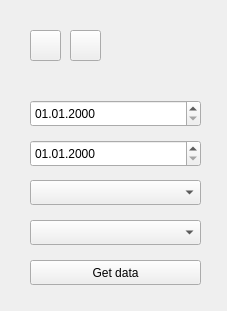
The window that world_from_space_widget_base.ui (OpenGeoLabs/qgis-world-from-space-plugin) describes before a commit, drawn with Qt 5.
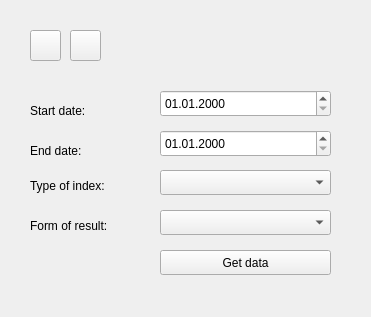
The same window after the commit. Custom widgets are drawn as their Qt base class.

The edit to the form file:
```diff
--- a/world_from_space_widget_base.ui
+++ b/world_from_space_widget_base.ui
@@ -6,8 +6,8 @@
    <rect>
     <x>0</x>
     <y>0</y>
-    <width>227</width>
-    <height>311</height>
+    <width>371</width>
+    <height>317</height>
    </rect>
   </property>
   <property name="sizePolicy">
@@ -25,8 +25,8 @@
    </property>
    <property name="geometry">
     <rect>
-     <x>30</x>
-     <y>260</y>
+     <x>160</x>
+     <y>250</y>
      <width>171</width>
      <height>25</height>
     </rect>
@@ -38,8 +38,8 @@
   <widget class="QgsDateTimeEdit" name="mDateTimeEditStart">
    <property name="geometry">
     <rect>
-     <x>30</x>
-     <y>100</y>
+     <x>160</x>
+     <y>90</y>
      <width>171</width>
      <height>27</height>
     </rect>
@@ -51,8 +51,8 @@
   <widget class="QgsDateTimeEdit" name="mDateTimeEditEnd">
    <property name="geometry">
     <rect>
-     <x>30</x>
-     <y>140</y>
+     <x>160</x>
+     <y>130</y>
      <width>171</width>
      <height>27</height>
     </rect>
@@ -64,8 +64,8 @@
   <widget class="QComboBox" name="comboBoxIndexes">
    <property name="geometry">
     <rect>
-     <x>30</x>
-     <y>180</y>
+     <x>160</x>
+     <y>170</y>
      <width>171</width>
      <height>25</height>
     </rect>
@@ -90,8 +90,8 @@
   <widget class="QComboBox" name="comboBoxTypes">
    <property name="geometry">
     <rect>
-     <x>30</x>
-     <y>220</y>
+     <x>160</x>
+     <y>210</y>
      <width>171</width>
      <height>25</height>
     </rect>
@@ -113,6 +113,58 @@
     <string/>
    </property>
   </widget>
+  <widget class="QLabel" name="label">
+   <property name="geometry">
+    <rect>
+     <x>30</x>
+     <y>100</y>
+     <width>121</width>
+     <height>21</height>
+    </rect>
+   </property>
+   <property name="text">
+    <string>Start date:</string>
+   </property>
+  </widget>
+  <widget class="QLabel" name="label_2">
+   <property name="geometry">
+    <rect>
+     <x>30</x>
+     <y>140</y>
+     <width>131</width>
+     <height>21</height>
+    </rect>
+   </property>
+   <property name="text">
+    <string>End date:</string>
+   </property>
+  </widget>
+  <widget class="QLabel" name="label_3">
+   <property name="geometry">
+    <rect>
+     <x>30</x>
+     <y>170</y>
+     <width>121</width>
+     <height>31</height>
+    </rect>
+   </property>
+   <property name="text">
+    <string>Type of index:</string>
+   </property>
+  </widget>
+  <widget class="QLabel" name="label_4">
+   <property name="geometry">
+    <rect>
+     <x>30</x>
+     <y>210</y>
+     <width>131</width>
+     <height>31</height>
+    </rect>
+   </property>
+   <property name="text">
+    <string>Form of result:</string>
+   </property>
+  </widget>
  </widget>
  <customwidgets>
   <customwidget>
```
